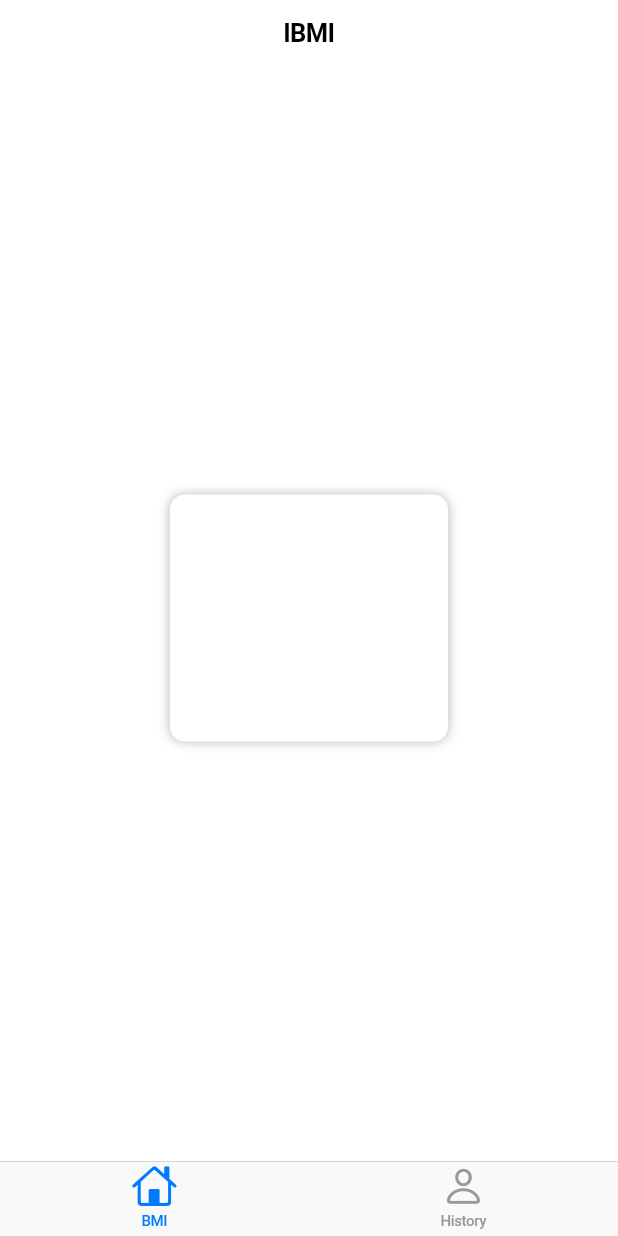
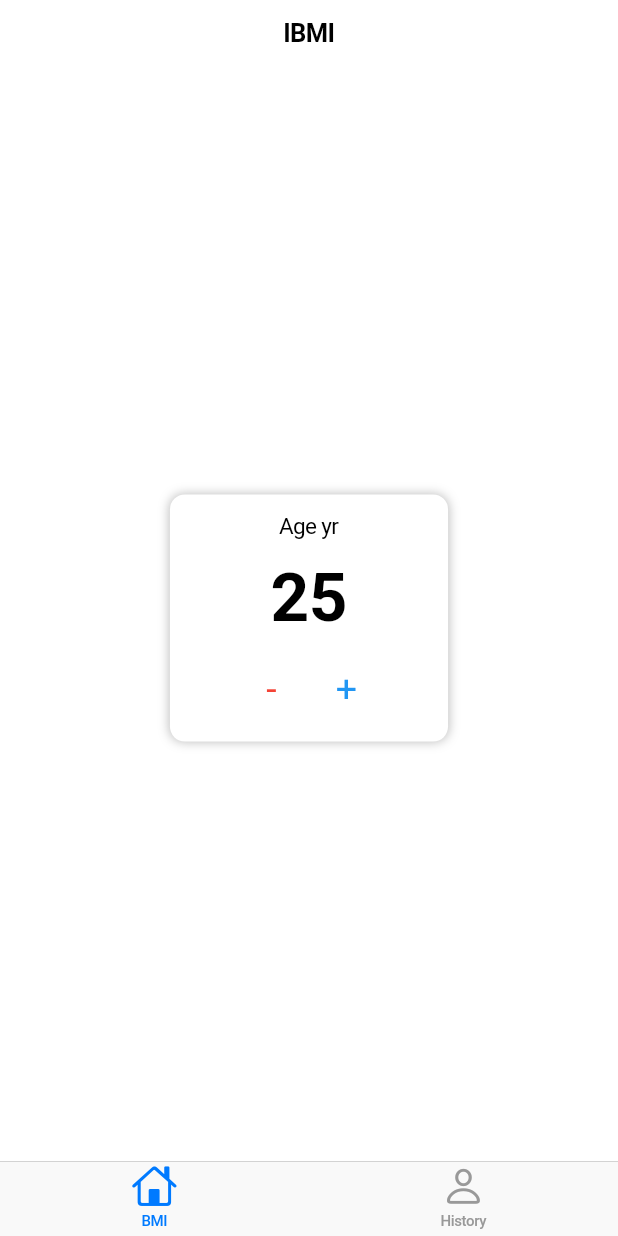
Before and after one commit to Prathamesh-1011/IBMI-App, a Flutter app: the screen it shows after launch, on a phone screen of 412 x 824 dp. Run offline on Flutter 3.47's test engine with Material 3 defaults, Android fonts, the phone set to English and light mode, and no system bars.

Commit message:
age tracking using CupertinoDialogAction widget

```diff
--- a/lib/pages/bmi_page.dart
+++ b/lib/pages/bmi_page.dart
@@ -14,6 +14,8 @@ class BMIPage extends StatefulWidget {
 class _BMIPageState extends State<BMIPage> {
   double? _deviceHeight, _deviceWidth;
 
+  int _age = 25;
+
   @override
   Widget build(BuildContext context) {
     _deviceHeight = MediaQuery.of(context).size.height;
@@ -21,13 +23,78 @@ class _BMIPageState extends State<BMIPage> {
     return CupertinoPageScaffold(
       child: Container(
         child: Center(
-          child: InfoCard(
-            height: _deviceHeight! * 0.20,
-            width: _deviceWidth! * 0.45,
-            child: Container(),
-          ),
+          child: _ageSelectContainer(),
         ),
       ),
     );
   }
+
+  Widget _ageSelectContainer() {
+    return InfoCard(
+      height: _deviceHeight! * 0.20,
+      width: _deviceWidth! * 0.45,
+      child: Column(
+        mainAxisSize: MainAxisSize.max,
+        mainAxisAlignment: MainAxisAlignment.spaceEvenly,
+        crossAxisAlignment: CrossAxisAlignment.center,
+        children: [
+          const Text(
+            'Age yr',
+            style: TextStyle(
+              fontSize: 15,
+              fontWeight: FontWeight.w400,
+            ),
+          ),
+          Text(
+            _age.toString(),
+            style: const TextStyle(
+              fontSize: 45,
+              fontWeight: FontWeight.w700,
+            ),
+          ),
+          Row(
+            mainAxisSize: MainAxisSize.max,
+            mainAxisAlignment: MainAxisAlignment.center,
+            crossAxisAlignment: CrossAxisAlignment.center,
+            children: [
+              SizedBox(
+                width: 50,
+                child: CupertinoDialogAction(
+                  key: const Key('age_minus'),
+                  onPressed: () {
+                    setState(() {
+                      _age--;
+                    });
+                  },
+                  child: const Text('-'),
+                  textStyle: const TextStyle(
+                    fontSize: 25,
+                    color: Colors.red,
+                  ),
+                ),
+              ),
+              SizedBox(
+                width: 50,
+                child: CupertinoDialogAction(
+                  key: const Key('age_plus'),
+                  onPressed: () {
+                    setState(
+                      () {
+                        _age++;
+                      },
+                    );
+                  },
+                  child: const Text('+'),
+                  textStyle: const TextStyle(
+                    fontSize: 25,
+                    color: Colors.blue,
+                  ),
+                ),
+              ),
+            ],
+          )
+        ],
+      ),
+    );
+  }
 }
```
